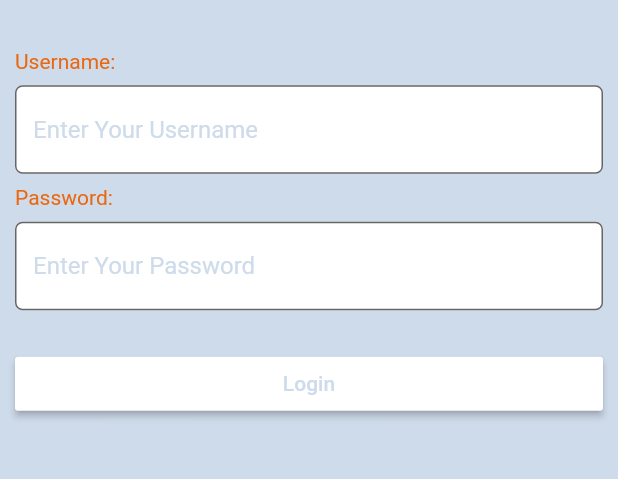
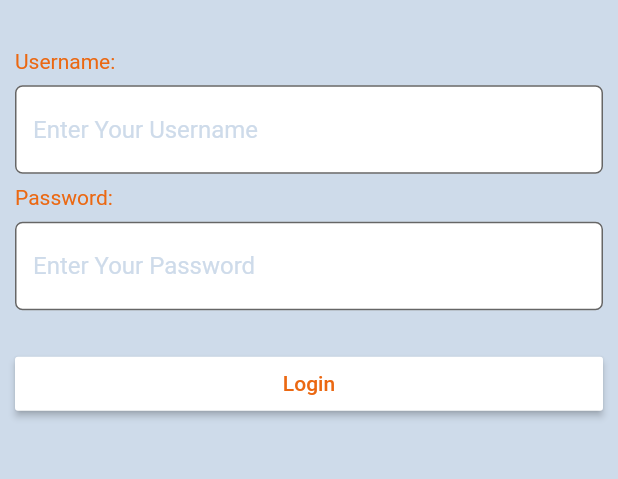
Before and after one commit to halldorr/smfmobile, a Flutter app: the screen it shows after launch, on a phone screen of 412 x 824 dp, the part 430-909 px from its top. Run offline on Flutter 3.47's test engine with Material 2 defaults, Android fonts, the phone set to English and light mode, and no system bars.

Commit message:
Change colours to accent colour const

```diff
--- a/lib/screens/login_screen.dart
+++ b/lib/screens/login_screen.dart
@@ -109,7 +109,7 @@ class _LoginScreenState extends State<LoginScreen> {
                     child: Text(
                       'Login',
                       style: TextStyle(
-                        color: kPrimaryColour,
+                        color: kAccentColour,
                       ),
                     ),
                   ),
--- a/lib/screens/splash_screen.dart
+++ b/lib/screens/splash_screen.dart
@@ -32,7 +32,7 @@ class _SplashScreenState extends State<SplashScreen> {
         child: Text(
           'SMF Mobile',
           style: TextStyle(
-            color: Colors.white,
+            color: kAccentColour,
             fontSize: 25.0,
             fontWeight: FontWeight.bold,
           ),
```
